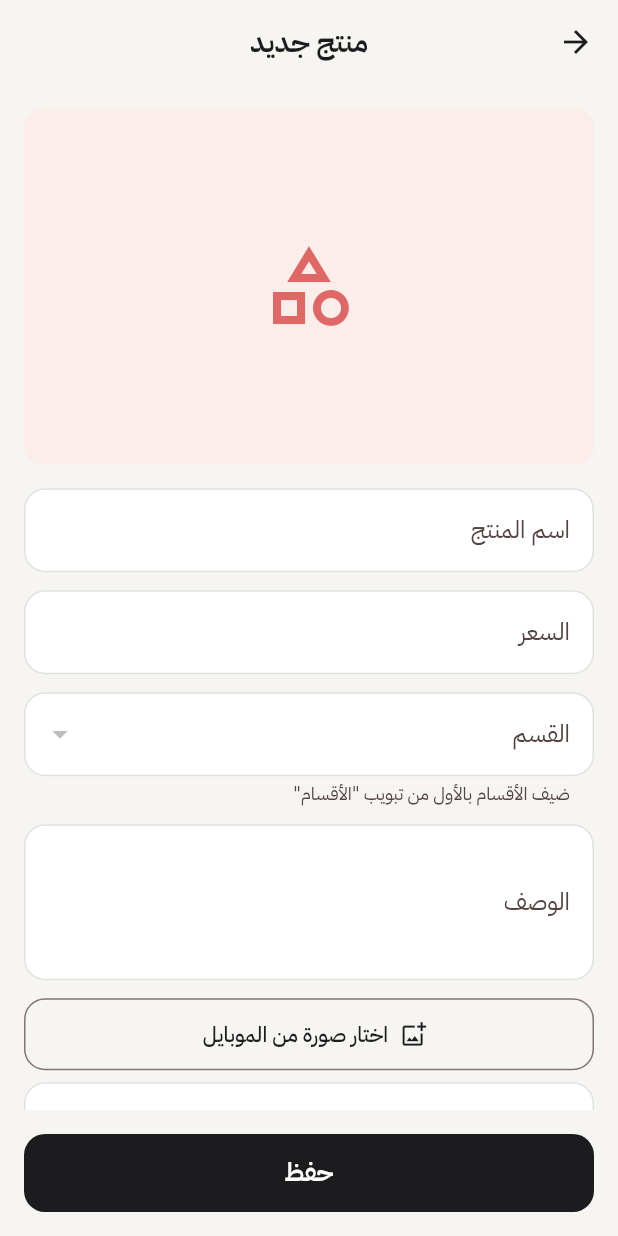
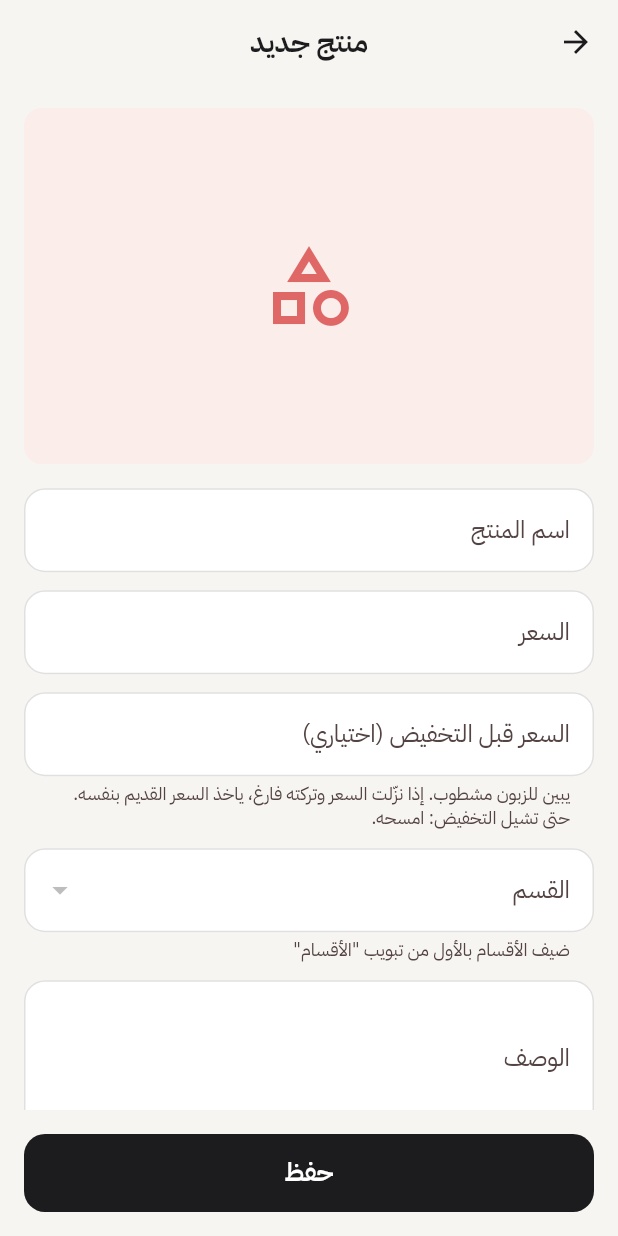
Before and after one commit to alaakad90/ff, a Flutter app: the AdminHome screen opened directly with empty values, tab 4 chosen, after a tap on "أضف المنتجات التجريبية", after a tap on "منتج جديد", on a phone screen of 412 x 824 dp. Run offline on Flutter 3.47's test engine with Material 3 defaults, Android fonts, the phone set to English and light mode, and no system bars; our stand-ins replace cloud_firestore, firebase_auth, firebase_core, firebase_messaging, google_sign_in, image_picker and 3 more; missing offline and left inert: record; accounts and stored records are empty.

Commit message:
Show the old price struck through when a price is lowered
Products get an oldPrice. When the owner lowers a price in the product
editor and leaves "price before discount" empty, the previous price is
kept as oldPrice. Clearing the field ends the sale. Customers see the
new price with the old one struck through and the discount percentage,
on product cards and the product page. Orders are still priced by the
server from price only.

Co-Authored-By: Claude Opus 5.5 <noreply@anthropic.com>
Claude-Session: https://claude.ai/code/session_019qUfaC8pLRaMMPSPxsds8G

```diff
--- a/store_app/lib/models/product.dart
+++ b/store_app/lib/models/product.dart
@@ -3,6 +3,7 @@ class Product {
   final String name;
   final String description;
   final int price; // بالدينار العراقي
+  final int oldPrice; // السعر قبل التخفيض (يبين مشطوب)، 0 = ماكو تخفيض
   final String categoryId;
   final String imageUrl;
   final bool available;
@@ -12,10 +13,17 @@ class Product {
     required this.name,
     this.description = '',
     required this.price,
+    this.oldPrice = 0,
     required this.categoryId,
     this.imageUrl = '',
     this.available = true,
   });
+
+  /// عليه تخفيض: السعر القديم أكبر من الحالي.
+  bool get onSale => oldPrice > price && price > 0;
+
+  /// نسبة التخفيض، مثل 20 يعني 20%.
+  int get discountPercent => onSale ? ((oldPrice - price) * 100 / oldPrice).round() : 0;
 
   factory Product.fromMap(String id, Map<String, dynamic> data) {
     return Product(
@@ -23,6 +31,7 @@ class Product {
       name: data['name'] as String? ?? '',
       description: data['description'] as String? ?? '',
       price: (data['price'] as num?)?.toInt() ?? 0,
+      oldPrice: (data['oldPrice'] as num?)?.toInt() ?? 0,
       categoryId: data['categoryId'] as String? ?? '',
       imageUrl: data['imageUrl'] as String? ?? '',
       available: data['available'] as bool? ?? true,
@@ -33,6 +42,7 @@ class Product {
         'name': name,
         'description': description,
         'price': price,
+        'oldPrice': onSale ? oldPrice : 0,
         'categoryId': categoryId,
         'imageUrl': imageUrl,
         'available': available,
@@ -44,11 +54,20 @@ class Product {
       name: name,
       description: description,
       price: price,
+      oldPrice: oldPrice,
       categoryId: categoryId,
       imageUrl: imageUrl,
       available: available ?? this.available,
     );
   }
+}
+
+/// السعر القديم بعد ما ينزل السعر: إذا المدير نزّل السعر وما كتب سعر قبل التخفيض،
+/// ناخذ السعر اللي چان قبل. وإذا السعر رجع مثل القديم أو أكثر، يروح التخفيض.
+int saleOldPrice({required int? previousPrice, required int newPrice, required int enteredOldPrice}) {
+  if (enteredOldPrice > newPrice) return enteredOldPrice;
+  if (enteredOldPrice == 0 && previousPrice != null && previousPrice > newPrice) return previousPrice;
+  return 0;
 }
 
 /// يكتب السعر بفواصل الآلاف، مثل: 25,000 د.ع
--- a/store_app/lib/screens/admin/admin_home.dart
+++ b/store_app/lib/screens/admin/admin_home.dart
@@ -392,7 +392,9 @@ class _ProductsTab extends StatelessWidget {
               ),
             ),
             title: Text(product.name),
-            subtitle: Text('${formatPrice(product.price)} • ${category?.name ?? 'بدون قسم'}'),
+            subtitle: Text('${formatPrice(product.price)}'
+                '${product.onSale ? ' (كان ${formatPrice(product.oldPrice)}، خصم ${product.discountPercent}%)' : ''}'
+                ' • ${category?.name ?? 'بدون قسم'}'),
             trailing: Switch(
               value: product.available,
               onChanged: (v) =>
--- a/store_app/lib/screens/admin/product_edit_screen.dart
+++ b/store_app/lib/screens/admin/product_edit_screen.dart
@@ -6,6 +6,7 @@ import '../../models/product.dart';
 import '../../services/media_uploader.dart';
 import '../../services/store_repository.dart';
 import '../../widgets/media_url_field.dart';
+import '../../widgets/price_tag.dart';
 import '../../widgets/product_image.dart';
 import 'content_editors.dart' show validateHttpsUrl;
 
@@ -24,6 +25,9 @@ class _ProductEditScreenState extends State<ProductEditScreen> {
   late final _name = TextEditingController(text: widget.product?.name);
   late final _description = TextEditingController(text: widget.product?.description);
   late final _price = TextEditingController(text: widget.product?.price.toString());
+  late final _oldPrice = TextEditingController(
+    text: (widget.product?.onSale ?? false) ? widget.product!.oldPrice.toString() : '',
+  );
   late final _imageUrl = TextEditingController(text: widget.product?.imageUrl);
   late String _categoryId = widget.product?.categoryId ?? '';
   late bool _available = widget.product?.available ?? true;
@@ -36,19 +40,31 @@ class _ProductEditScreenState extends State<ProductEditScreen> {
     _name.dispose();
     _description.dispose();
     _price.dispose();
+    _oldPrice.dispose();
     _imageUrl.dispose();
     super.dispose();
   }
 
-  Product get _draft => Product(
+  static int _number(String text) => int.tryParse(text.replaceAll(',', '').trim()) ?? 0;
+
+  /// إذا نزّلت السعر وما كتبت "السعر قبل التخفيض"، السعر القديم يبين مشطوب بنفسه.
+  Product get _draft {
+    final price = _number(_price.text);
+    return Product(
         id: widget.product?.id ?? '',
         name: _name.text.trim(),
         description: _description.text.trim(),
-        price: int.tryParse(_price.text.replaceAll(',', '').trim()) ?? 0,
+        price: price,
+        oldPrice: saleOldPrice(
+          previousPrice: widget.product?.price,
+          newPrice: price,
+          enteredOldPrice: _number(_oldPrice.text),
+        ),
         categoryId: _categoryId,
         imageUrl: _imageUrl.text.trim(),
         available: _available,
       );
+  }
 
   Future<void> _run(Future<void> Function() action, String error) async {
     setState(() => _saving = true);
@@ -125,11 +141,40 @@ class _ProductEditScreenState extends State<ProductEditScreen> {
               controller: _price,
               keyboardType: TextInputType.number,
               decoration: const InputDecoration(labelText: 'السعر', suffixText: 'د.ع'),
+              onChanged: (_) => setState(() {}),
               validator: (v) {
                 final price = int.tryParse((v ?? '').replaceAll(',', '').trim());
                 return (price == null || price <= 0) ? 'اكتب سعر صحيح' : null;
               },
             ),
+            const SizedBox(height: 12),
+            TextFormField(
+              controller: _oldPrice,
+              keyboardType: TextInputType.number,
+              onChanged: (_) => setState(() {}),
+              decoration: const InputDecoration(
+                labelText: 'السعر قبل التخفيض (اختياري)',
+                suffixText: 'د.ع',
+                helperText: 'يبين للزبون مشطوب. إذا نزّلت السعر وتركته فارغ، ياخذ السعر القديم بنفسه.\n'
+                    'حتى تشيل التخفيض: امسحه.',
+                helperMaxLines: 3,
+              ),
+              validator: (v) {
+                if ((v ?? '').trim().isEmpty) return null;
+                final old = int.tryParse(v!.replaceAll(',', '').trim());
+                if (old == null || old < 0) return 'اكتب رقم صحيح';
+                if (old <= _number(_price.text)) return 'لازم يكون أكبر من السعر الحالي';
+                return null;
+              },
+            ),
+            if (_draft.onSale)
+              Padding(
+                padding: const EdgeInsets.only(top: 8),
+                child: Row(children: [
+                  const Text('الزبون يشوف: '),
+                  Expanded(child: PriceTag(product: _draft)),
+                ]),
+              ),
             const SizedBox(height: 12),
             DropdownButtonFormField<String>(
               initialValue: categories.any((c) => c.id == _categoryId) ? _categoryId : null,
--- a/store_app/lib/screens/product_screen.dart
+++ b/store_app/lib/screens/product_screen.dart
@@ -8,6 +8,7 @@ import '../state/cart.dart';
 import '../widgets/cart_button.dart';
 import '../widgets/note_attachments_field.dart';
 import '../widgets/product_grid.dart';
+import '../widgets/price_tag.dart';
 import '../widgets/product_image.dart';
 import 'checkout_screen.dart';
 
@@ -54,8 +55,8 @@ class _ProductScreenState extends State<ProductScreen> {
               children: [
                 Text(product.name, style: theme.textTheme.headlineSmall),
                 const SizedBox(height: 8),
-                Text(
-                  formatPrice(product.price),
+                PriceTag(
+                  product: product,
                   style: theme.textTheme.titleLarge?.copyWith(
                     color: theme.colorScheme.secondary,
                     fontWeight: FontWeight.bold,
--- /dev/null
+++ b/store_app/lib/widgets/price_tag.dart
@@ -0,0 +1,53 @@
+import 'package:flutter/material.dart';
+
+import '../models/product.dart';
+
+/// السعر: الحالي، وإذا عليه تخفيض السعر القديم مشطوب ويا نسبة التخفيض.
+class PriceTag extends StatelessWidget {
+  final Product product;
+  final TextStyle? style; // ستايل السعر الحالي
+  final int quantity;
+  final bool showBadge;
+
+  const PriceTag({super.key, required this.product, this.style, this.quantity = 1, this.showBadge = true});
+
+  @override
+  Widget build(BuildContext context) {
+    final theme = Theme.of(context);
+    final current = style ?? theme.textTheme.bodyMedium;
+    return Wrap(
+      spacing: 6,
+      runSpacing: 2,
+      crossAxisAlignment: WrapCrossAlignment.center,
+      children: [
+        Text(formatPrice(product.price * quantity), style: current),
+        if (product.onSale) ...[
+          Text(
+            formatPrice(product.oldPrice * quantity),
+            style: (current ?? const TextStyle()).copyWith(
+              fontSize: ((current?.fontSize ?? 14) * 0.8),
+              fontWeight: FontWeight.normal,
+              color: theme.colorScheme.outline,
+              decoration: TextDecoration.lineThrough,
+              decorationColor: theme.colorScheme.error,
+              decorationThickness: 2,
+            ),
+          ),
+          if (showBadge)
+            Container(
+              padding: const EdgeInsets.symmetric(horizontal: 6, vertical: 1),
+              decoration: BoxDecoration(
+                color: theme.colorScheme.error,
+                borderRadius: BorderRadius.circular(6),
+              ),
+              child: Text(
+                '-${product.discountPercent}%',
+                textDirection: TextDirection.ltr,
+                style: const TextStyle(color: Colors.white, fontSize: 11, fontWeight: FontWeight.w700),
+              ),
+            ),
+        ],
+      ],
+    );
+  }
+}
--- a/store_app/lib/widgets/product_grid.dart
+++ b/store_app/lib/widgets/product_grid.dart
@@ -4,6 +4,7 @@ import 'package:provider/provider.dart';
 import '../models/product.dart';
 import '../screens/product_screen.dart';
 import '../state/cart.dart';
+import 'price_tag.dart';
 import 'product_image.dart';
 
 void showAddedToCart(BuildContext context, Product product) {
@@ -59,7 +60,30 @@ class ProductCard extends StatelessWidget {
         child: Column(
           crossAxisAlignment: CrossAxisAlignment.stretch,
           children: [
-            Expanded(child: ProductImage(product: product, hero: hero)),
+            Expanded(
+              child: Stack(
+                fit: StackFit.expand,
+                children: [
+                  ProductImage(product: product, hero: hero),
+                  if (product.onSale)
+                    PositionedDirectional(
+                      top: 8,
+                      start: 8,
+                      child: Container(
+                        padding: const EdgeInsets.symmetric(horizontal: 8, vertical: 3),
+                        decoration: BoxDecoration(
+                          color: theme.colorScheme.error,
+                          borderRadius: BorderRadius.circular(8),
+                        ),
+                        child: Text(
+                          'خصم ${product.discountPercent}%',
+                          style: const TextStyle(color: Colors.white, fontSize: 12, fontWeight: FontWeight.w700),
+                        ),
+                      ),
+                    ),
+                ],
+              ),
+            ),
             Padding(
               padding: const EdgeInsets.fromLTRB(12, 10, 12, 0),
               child: Text(
@@ -76,8 +100,9 @@ class ProductCard extends StatelessWidget {
                   Expanded(
                     child: Padding(
                       padding: const EdgeInsetsDirectional.only(start: 6),
-                      child: Text(
-                        formatPrice(product.price),
+                      child: PriceTag(
+                        product: product,
+                        showBadge: false,
                         style: theme.textTheme.bodyMedium?.copyWith(
                           color: theme.colorScheme.secondary,
                           fontWeight: FontWeight.w700,
```
Also changed, not shown: 1 other file.
